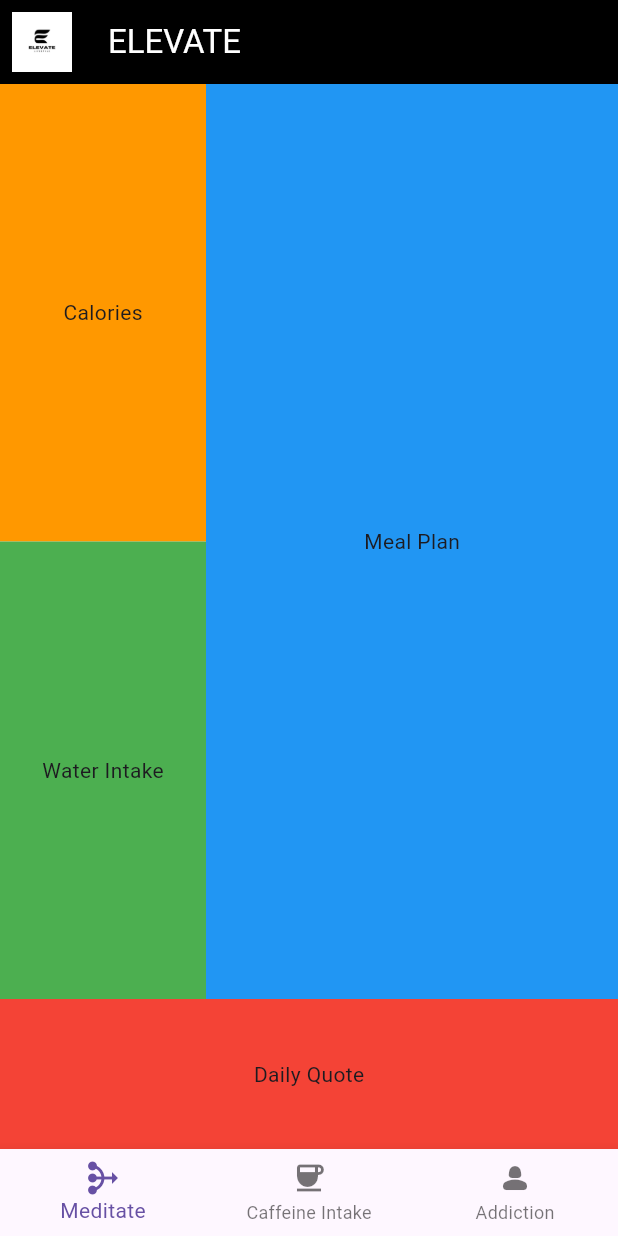
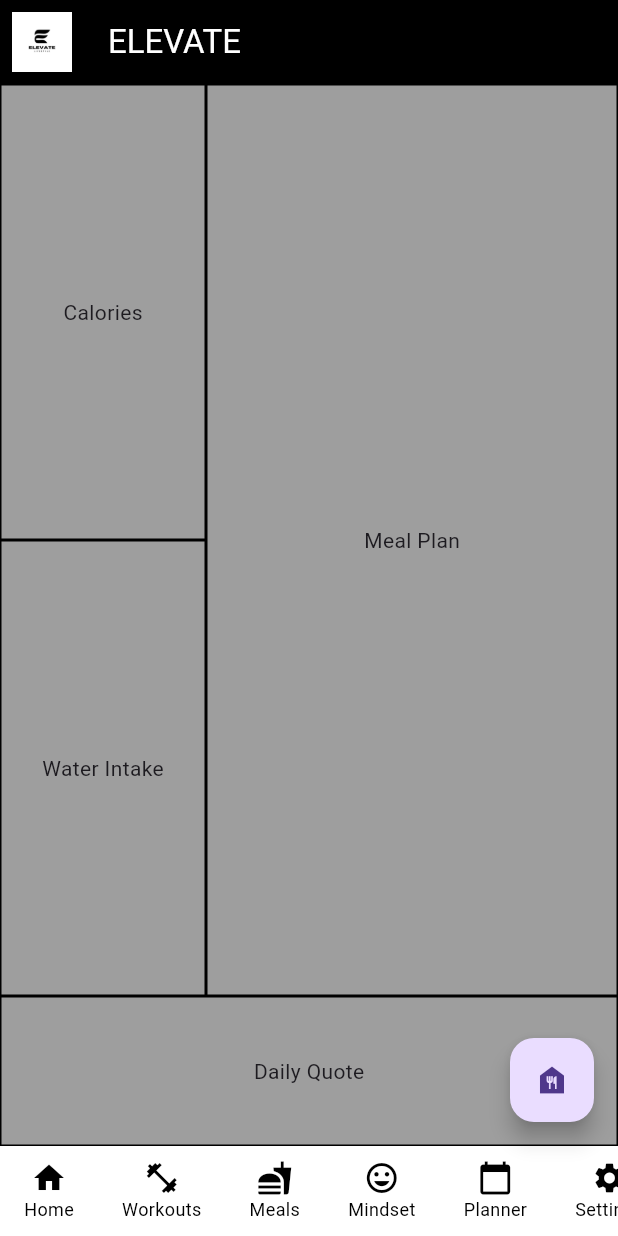
Before and after one commit to Jaydinx/Elevate, a Flutter app: the screen it shows after launch, on a phone screen of 412 x 824 dp. Run offline on Flutter 3.47's test engine with Material 3 defaults, Android fonts, the phone set to English and light mode, and no system bars.

Commit message:
Added scrollable Nav bar

```diff
--- a/lib/main.dart
+++ b/lib/main.dart
@@ -6,6 +6,24 @@
 
 class ElevateApp extends StatelessWidget {
   const ElevateApp({super.key});
+
+  Widget navItem(IconData icon, String label) {
+    return GestureDetector(
+      onTap: () {
+        // Add navigation or state update logic here
+      },
+      child: Padding(
+        padding: const EdgeInsets.symmetric(horizontal: 16.0),
+        child: Column(
+          mainAxisAlignment: MainAxisAlignment.center,
+          children: [
+            Icon(icon, size: 24, color: Colors.black),
+            Text(label, style: TextStyle(fontSize: 12, color: Colors.black)),
+          ],
+        ),
+      ),
+    );
+  }
 
   @override
   Widget build(BuildContext context) {
@@ -21,21 +39,23 @@
           backgroundColor: Colors.black,
           title: const Text('ELEVATE', style: TextStyle(color: Colors.white)),
         ),
-        bottomNavigationBar: BottomNavigationBar(
-          items: [
-            BottomNavigationBarItem(
-              icon: Icon(Icons.mediation_outlined), // meditation icon
-              label: 'Meditate',
+        bottomNavigationBar: Container(
+          color: Colors.white,
+          height: 60,
+          child: SingleChildScrollView(
+            scrollDirection: Axis.horizontal,
+            child: Row(
+              children: [
+                navItem(Icons.home, "Home"),
+                navItem(Icons.fitness_center, "Workouts"),
+                navItem(Icons.fastfood, "Meals"),
+                navItem(Icons.mood, "Mindset"),
+                navItem(Icons.calendar_today, "Planner"),
+                navItem(Icons.settings, "Settings"),
+                navItem(Icons.person, "Profile"),
+              ],
             ),
-            BottomNavigationBarItem(
-              icon: Icon(Icons.coffee),
-              label: 'Caffeine Intake',
-            ),
-            BottomNavigationBarItem(
-              icon: Icon(Icons.person_2_rounded),
-              label: 'Addiction',
-            ),
-          ],
+          ),
         ),
         body: Column(
           children: [
@@ -49,13 +69,19 @@
                       children: [
                         Expanded(
                           child: Container(
-                            color: Colors.orange,
+                            decoration: BoxDecoration(
+                              color: Colors.grey,
+                              border: Border.all(color: Colors.black, width: 1),
+                            ),
                             child: Center(child: Text('Calories')),
                           ),
                         ),
                         Expanded(
                           child: Container(
-                            color: Colors.green,
+                            decoration: BoxDecoration(
+                              color: Colors.grey,
+                              border: Border.all(color: Colors.black, width: 1),
+                            ),
                             child: Center(child: Text('Water Intake')),
                           ),
                         ),
@@ -65,7 +91,10 @@
                   Expanded(
                     flex: 2,
                     child: Container(
-                      color: Colors.blue,
+                      decoration: BoxDecoration(
+                        color: Colors.grey,
+                        border: Border.all(color: Colors.black, width: 1),
+                      ),
                       child: Center(child: Text('Meal Plan')),
                     ),
                   ),
@@ -74,10 +103,19 @@
             ),
             Container(
               height: 100,
-              color: Colors.red,
+              decoration: BoxDecoration(
+                color: Colors.grey,
+                border: Border.all(color: Colors.black, width: 1),
+              ),
               child: Center(child: Text('Daily Quote')),
             ),
           ],
+        ),
+        floatingActionButton: FloatingActionButton(
+          onPressed: () {
+            print("Button has been pressed");
+          },
+          child: Icon(Icons.food_bank),
         ),
       ),
     );
```
